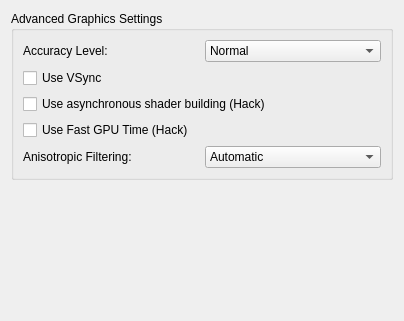
The window that src/yuzu/configuration/configure_graphics_advanced.ui (QuantumGhost/yuzu) describes before a commit, drawn with Qt 5.
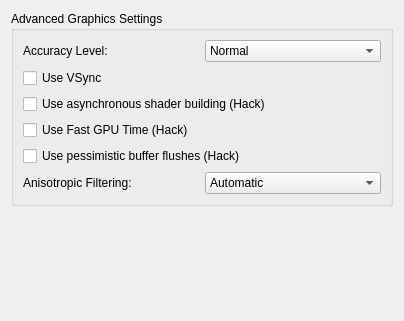
The same window after the commit.

Diff of the .ui file:
```diff
--- a/src/yuzu/configuration/configure_graphics_advanced.ui
+++ b/src/yuzu/configuration/configure_graphics_advanced.ui
@@ -99,6 +99,16 @@
           </property>
          </widget>
         </item>
+        <item>
+         <widget class="QCheckBox" name="use_pessimistic_flushes">
+          <property name="toolTip">
+            <string>Enables pessimistic buffer flushes. This option will force unmodified buffers to be flushed, which can cost performance.</string>
+          </property>
+          <property name="text">
+           <string>Use pessimistic buffer flushes (Hack)</string>
+          </property>
+         </widget>
+        </item>
         <item>
          <widget class="QWidget" name="af_layout" native="true">
           <layout class="QHBoxLayout" name="horizontalLayout_1">
```
